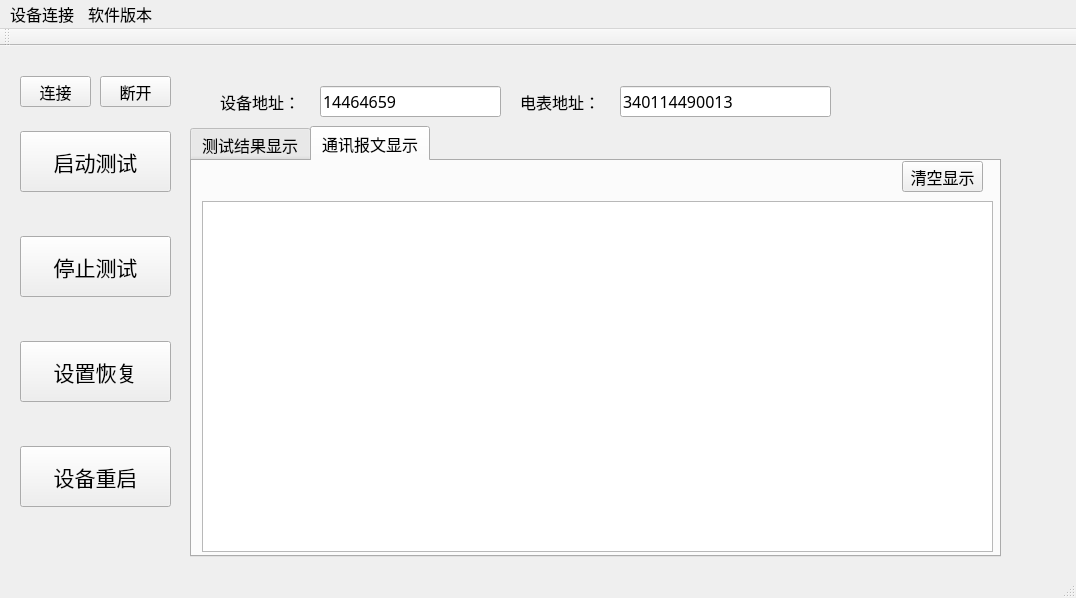
Before: the Qt Designer form mainwindow.ui in CLP0037/UtilizationDevTesting, drawn with Qt 5.
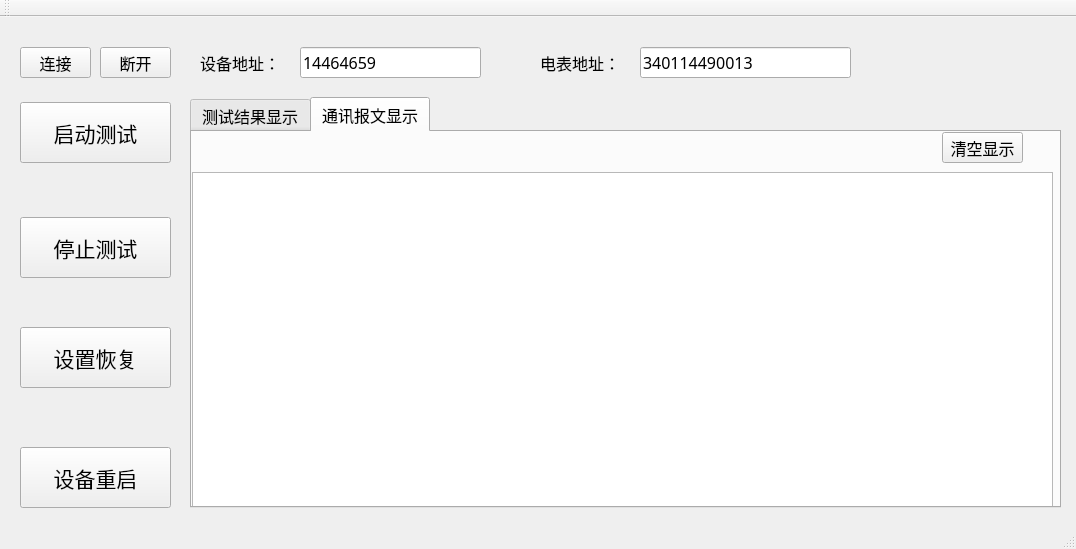
After: the same form once the commit is applied. The open tabs and pages were chosen to show the change. Icons and pictures are not drawn.

Diff of the .ui file:
```diff
--- a/mainwindow.ui
+++ b/mainwindow.ui
@@ -7,7 +7,7 @@
     <x>0</x>
     <y>0</y>
     <width>1076</width>
-    <height>598</height>
+    <height>549</height>
    </rect>
   </property>
   <property name="font">
@@ -65,7 +65,7 @@
     <property name="geometry">
      <rect>
       <x>20</x>
-      <y>190</y>
+      <y>200</y>
       <width>151</width>
       <height>61</height>
      </rect>
@@ -100,7 +100,7 @@
     <property name="geometry">
      <rect>
       <x>20</x>
-      <y>295</y>
+      <y>310</y>
       <width>151</width>
       <height>61</height>
      </rect>
@@ -135,7 +135,7 @@
     <property name="geometry">
      <rect>
       <x>20</x>
-      <y>400</y>
+      <y>430</y>
       <width>151</width>
       <height>61</height>
      </rect>
@@ -171,8 +171,8 @@
      <rect>
       <x>190</x>
       <y>80</y>
-      <width>811</width>
-      <height>431</height>
+      <width>871</width>
+      <height>411</height>
      </rect>
     </property>
     <property name="currentIndex">
@@ -240,17 +240,17 @@
      <widget class="QTextEdit" name="textEdit_msg">
       <property name="geometry">
        <rect>
-        <x>10</x>
+        <x>0</x>
         <y>40</y>
-        <width>791</width>
-        <height>351</height>
+        <width>861</width>
+        <height>341</height>
        </rect>
       </property>
      </widget>
      <widget class="QPushButton" name="pushButton_clear">
       <property name="geometry">
        <rect>
-        <x>710</x>
+        <x>750</x>
         <y>0</y>
         <width>81</width>
         <height>31</height>
@@ -265,8 +265,8 @@
    <widget class="QLabel" name="label">
     <property name="geometry">
      <rect>
-      <x>220</x>
-      <y>40</y>
+      <x>200</x>
+      <y>30</y>
       <width>81</width>
       <height>31</height>
      </rect>
@@ -278,8 +278,8 @@
    <widget class="QLabel" name="label_2">
     <property name="geometry">
      <rect>
-      <x>520</x>
-      <y>40</y>
+      <x>540</x>
+      <y>30</y>
       <width>91</width>
       <height>31</height>
      </rect>
@@ -291,8 +291,8 @@
    <widget class="QLineEdit" name="lineEdit_devaddr">
     <property name="geometry">
      <rect>
-      <x>320</x>
-      <y>40</y>
+      <x>300</x>
+      <y>30</y>
       <width>181</width>
       <height>31</height>
      </rect>
@@ -304,8 +304,8 @@
    <widget class="QLineEdit" name="lineEdit_ammetervaddr">
     <property name="geometry">
      <rect>
-      <x>620</x>
-      <y>40</y>
+      <x>640</x>
+      <y>30</y>
       <width>211</width>
       <height>31</height>
      </rect>
@@ -350,21 +350,6 @@
      <height>23</height>
     </rect>
    </property>
-   <widget class="QMenu" name="menu1">
-    <property name="title">
-     <string>设备连接</string>
-    </property>
-   </widget>
-   <widget class="QMenu" name="menu">
-    <property name="tearOffEnabled">
-     <bool>false</bool>
-    </property>
-    <property name="title">
-     <string>软件版本</string>
-    </property>
-   </widget>
-   <addaction name="menu1"/>
-   <addaction name="menu"/>
   </widget>
   <widget class="QToolBar" name="mainToolBar">
    <attribute name="toolBarArea">
```
Left out of the diff: 8 changed lines with no effect on the pictures.
